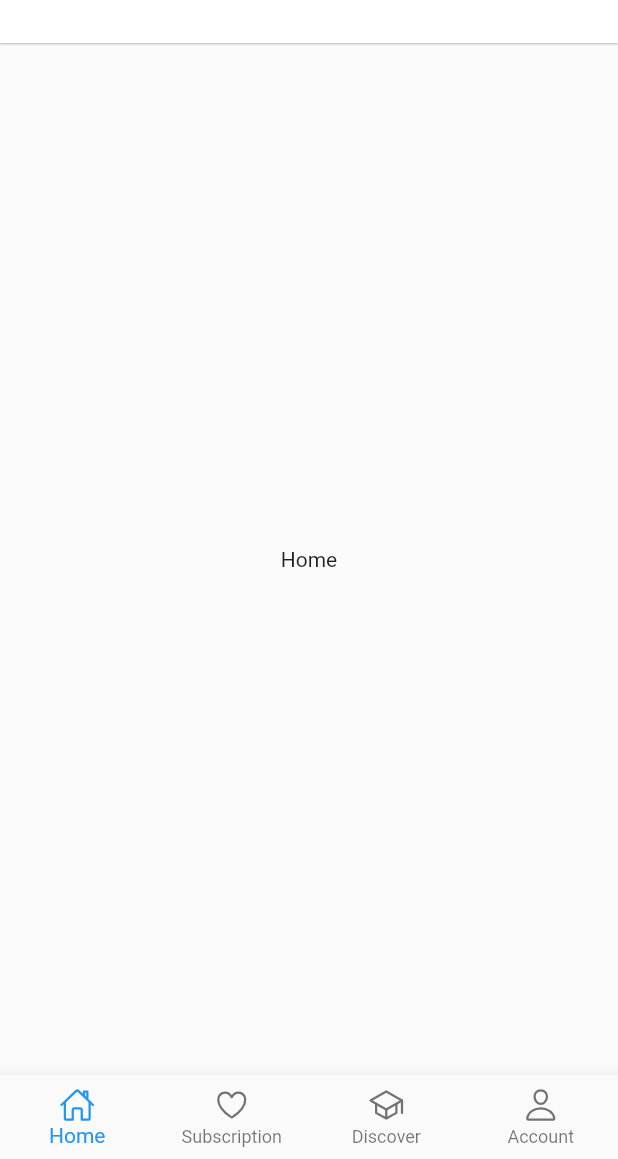
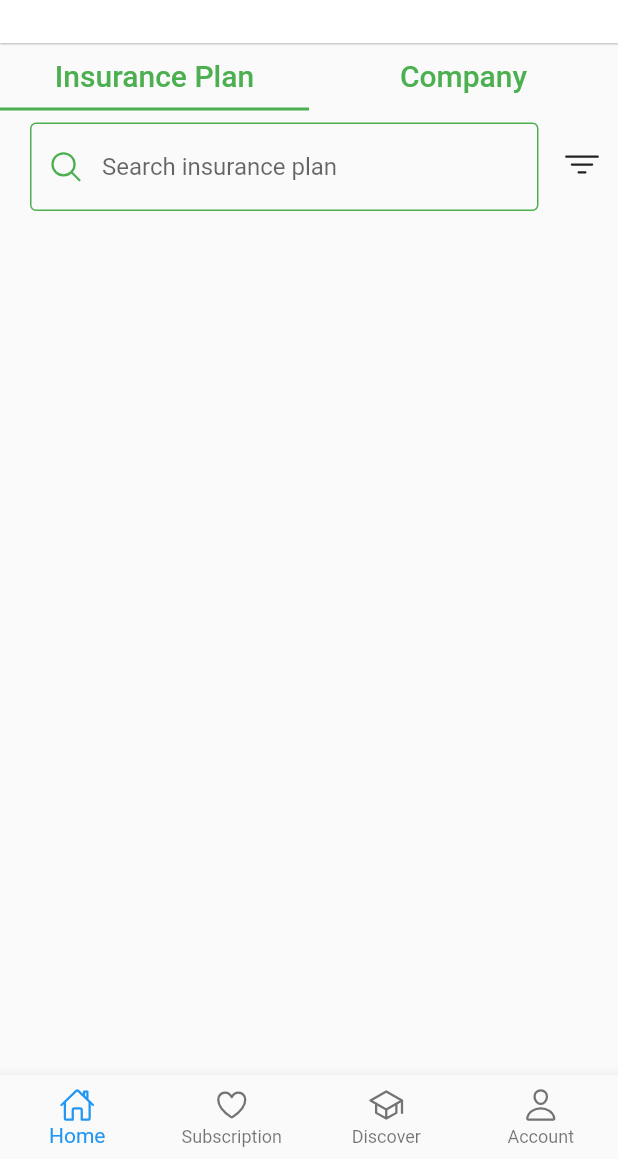
Before and after one commit to Addin15/upm_mii, a Flutter app: the screen it shows after launch, on a phone screen of 412 x 824 dp, the part 77-1236 px from its top. Run offline on Flutter 3.47's test engine with Material 2 defaults, Android fonts, the phone set to English and light mode, and no system bars; our stand-ins replace ionicons.

Commit message:
add search bar

```diff
--- a/lib/constants/style.dart
+++ b/lib/constants/style.dart
@@ -1,4 +1,5 @@
 import 'package:flutter/material.dart';
+import 'package:ionicons/ionicons.dart';
 
 class Style {
   // Style for form
@@ -44,4 +45,26 @@ class Style {
       backgroundColor: color,
     );
   }
+
+  // Style for search bar
+  static searchStyle({
+    String? hintText,
+  }) {
+    return InputDecoration(
+      prefixIcon: const Icon(
+        Ionicons.search_outline,
+        color: Colors.green,
+      ),
+      hintText: hintText,
+      border: const OutlineInputBorder(
+        borderSide: BorderSide(color: Colors.green),
+      ),
+      focusedBorder: const OutlineInputBorder(
+        borderSide: BorderSide(color: Colors.green),
+      ),
+      enabledBorder: const OutlineInputBorder(
+        borderSide: BorderSide(color: Colors.green),
+      ),
+    );
+  }
 }
--- a/lib/pages/home.dart
+++ b/lib/pages/home.dart
@@ -1,4 +1,6 @@
 import 'package:flutter/material.dart';
+import 'package:ionicons/ionicons.dart';
+import 'package:upm_mii/constants/style.dart';
 
 class Home extends StatefulWidget {
   const Home({Key? key}) : super(key: key);
@@ -7,11 +9,125 @@ class Home extends StatefulWidget {
   State<Home> createState() => _HomeState();
 }
 
-class _HomeState extends State<Home> {
+class _HomeState extends State<Home> with TickerProviderStateMixin {
+  late TabController _tabController;
+
+  @override
+  void initState() {
+    _tabController = TabController(length: 2, vsync: this);
+    super.initState();
+  }
+
   @override
   Widget build(BuildContext context) {
-    return Center(
-      child: Text('Home'),
+    return Column(
+      children: [
+        TabBar(
+          controller: _tabController,
+          indicatorColor: Colors.green,
+          indicatorPadding: const EdgeInsets.only(top: 5),
+          tabs: [
+            Container(
+              padding: const EdgeInsets.symmetric(vertical: 10),
+              child: const Text(
+                'Insurance Plan',
+                style: TextStyle(color: Colors.green, fontSize: 20),
+              ),
+            ),
+            Container(
+              padding: const EdgeInsets.symmetric(vertical: 10),
+              child: const Text(
+                'Company',
+                style: TextStyle(color: Colors.green, fontSize: 20),
+              ),
+            ),
+          ],
+        ),
+        Expanded(
+          child: TabBarView(
+            controller: _tabController,
+            children: const [
+              InsurancePlanList(),
+              CompanyList(),
+            ],
+          ),
+        ),
+      ],
     );
   }
 }
+
+class InsurancePlanList extends StatefulWidget {
+  const InsurancePlanList({Key? key}) : super(key: key);
+
+  @override
+  State<InsurancePlanList> createState() => _InsurancePlanListState();
+}
+
+class _InsurancePlanListState extends State<InsurancePlanList> {
+  final TextEditingController _searchController = TextEditingController();
+
+  @override
+  Widget build(BuildContext context) {
+    return Column(
+      children: [
+        Row(
+          children: [
+            Expanded(
+              child: Container(
+                margin: const EdgeInsets.only(
+                    left: 20, top: 8, bottom: 5, right: 5),
+                child: TextFormField(
+                  decoration:
+                      Style.searchStyle(hintText: 'Search insurance plan'),
+                  controller: _searchController,
+                ),
+              ),
+            ),
+            IconButton(
+              onPressed: () {},
+              icon: const Icon(Ionicons.filter_outline),
+            )
+          ],
+        )
+      ],
+    );
+  }
+}
+
+class CompanyList extends StatefulWidget {
+  const CompanyList({Key? key}) : super(key: key);
+
+  @override
+  State<CompanyList> createState() => _CompanyListState();
+}
+
+class _CompanyListState extends State<CompanyList> {
+  final TextEditingController _searchController = TextEditingController();
+
+  @override
+  Widget build(BuildContext context) {
+    return Column(
+      children: [
+        Row(
+          children: [
+            Expanded(
+              child: Container(
+                margin: const EdgeInsets.only(
+                    left: 20, top: 8, bottom: 5, right: 5),
+                child: TextFormField(
+                  decoration: Style.searchStyle(hintText: 'Search company'),
+                  controller: _searchController,
+                ),
+              ),
+            ),
+            IconButton(
+              onPressed: () {},
+              icon: const Icon(Ionicons.filter_outline),
+            )
+          ],
+        )
+      ],
+    );
+  }
+}
```
